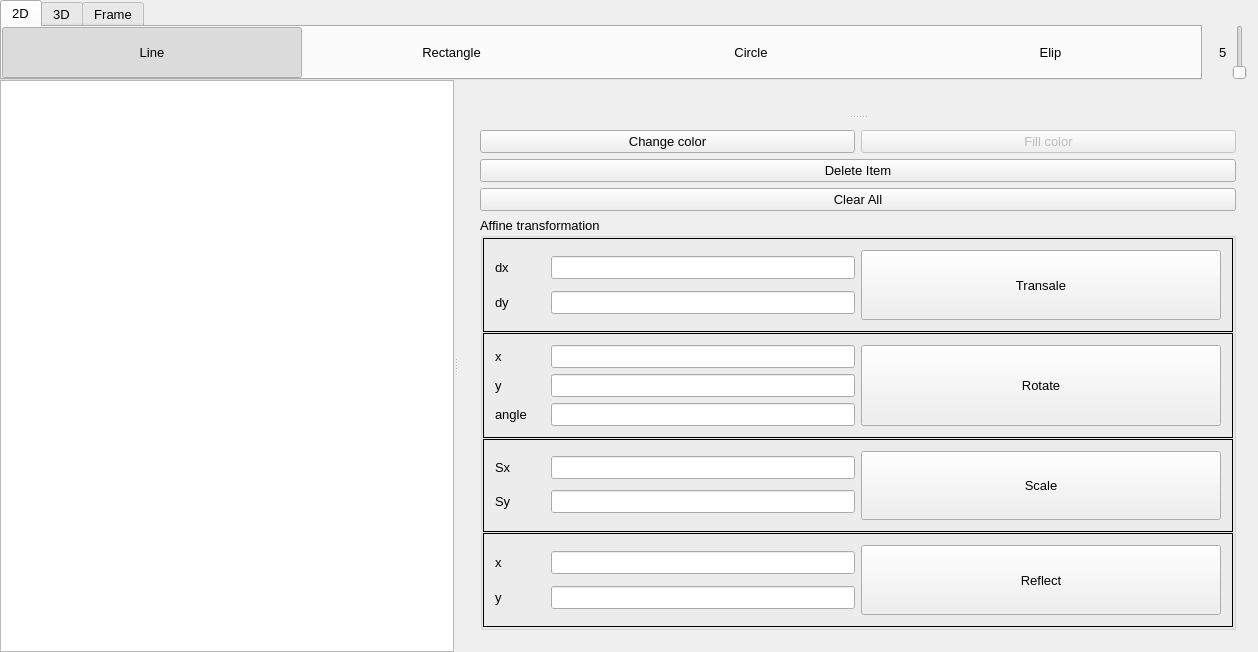
First picture: the form in window.ui, repository giahuyng98/computer-graphics, before the edit.
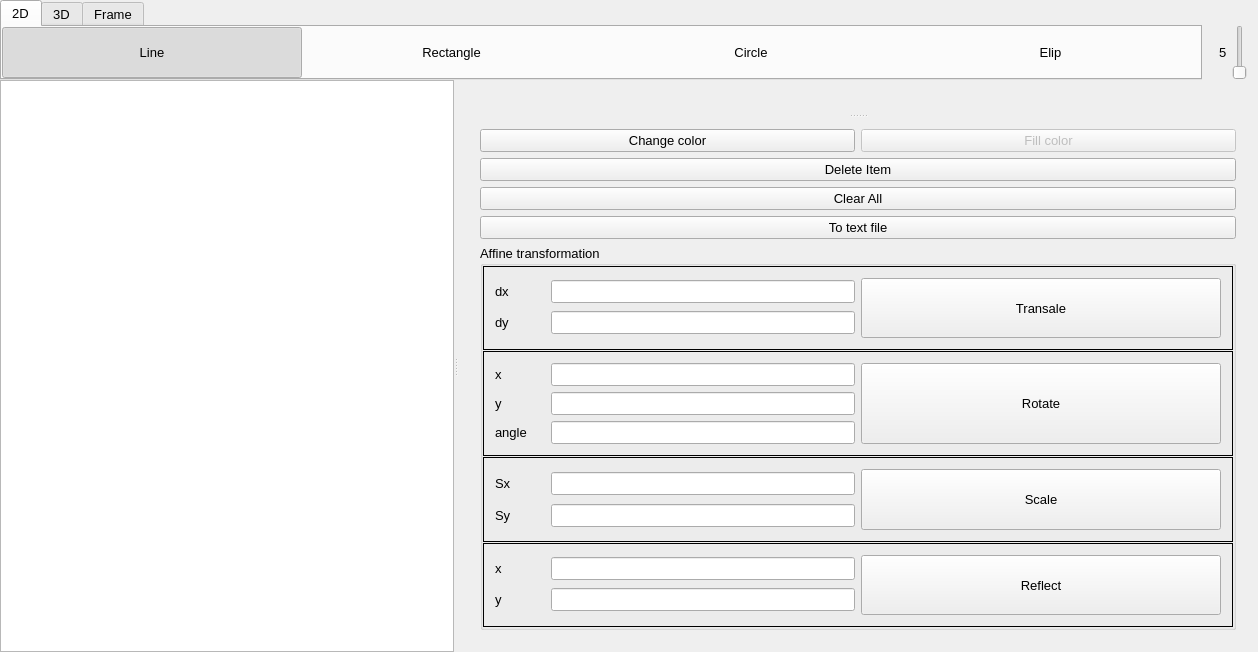
Second picture: the form after the edit. Icons and pictures are not drawn.

Patch:
```diff
--- a/window.ui
+++ b/window.ui
@@ -468,6 +468,13 @@
                </property>
               </widget>
              </item>
+             <item>
+              <widget class="QPushButton" name="toTextFileBtn">
+               <property name="text">
+                <string>To text file</string>
+               </property>
+              </widget>
+             </item>
              <item>
               <widget class="QGroupBox" name="groupBox">
                <property name="title">
```
Left out of the diff: 8 changed lines with no effect on the pictures.
